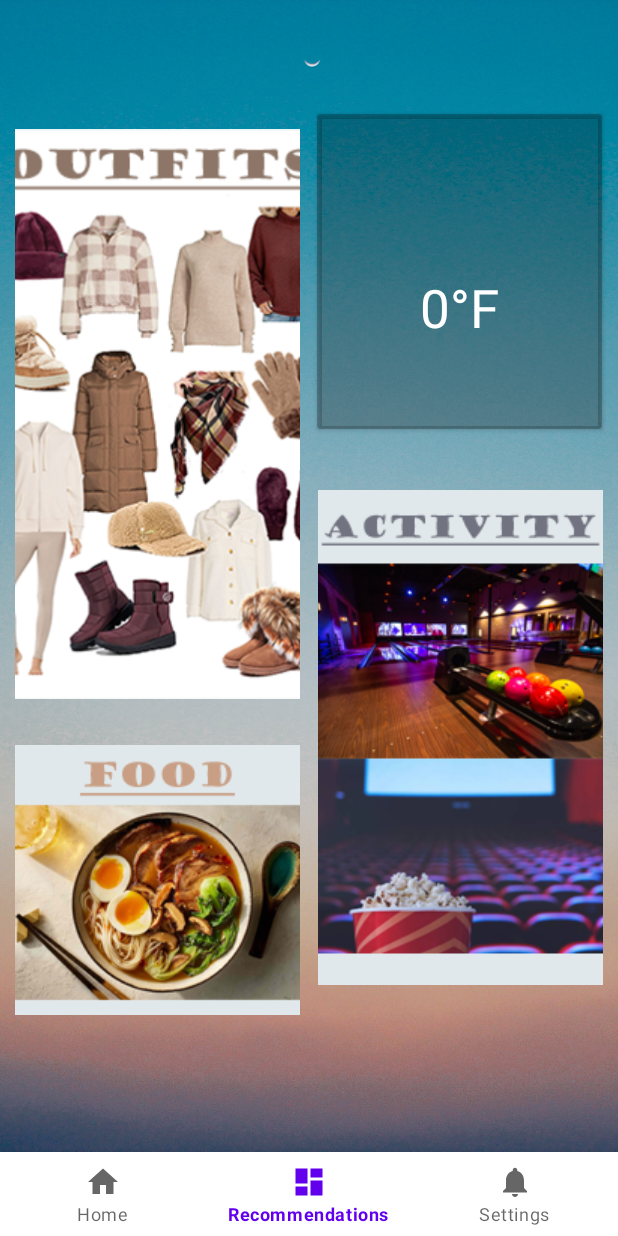
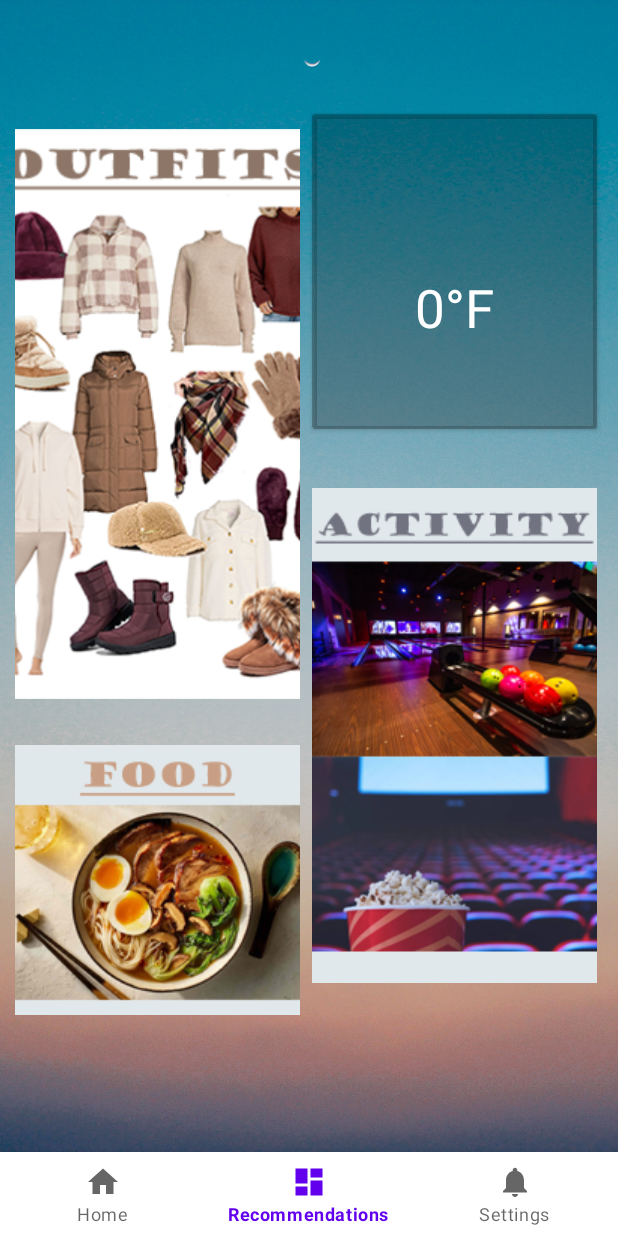
Before and after one commit to DongjunGu/Weather-4cast, an Android app: the RecommendationFragment screen opened through its navigation route, on a phone screen of 412 x 824 dp. Run offline under Robolectric (Android 15) with nearby library versions, the phone set to English and light mode, and no system bars; our stand-ins replace Volley, navigation-ui; 14 statements that could not run were skipped.

Commit message:
Changed hardcoding

```diff
--- a/app/src/main/java/com/mobileapp/a4cast/ui/settings/SettingsFragment.java
+++ b/app/src/main/java/com/mobileapp/a4cast/ui/settings/SettingsFragment.java
@@ -115,9 +115,9 @@ public class SettingsFragment extends Fragment {
                 progress = progress - 20;
                 Log.d("DEBUG", "SETTING SEEKBAR: " + progress);
                 if(progress >= 0) {
-                    personalTempText.setText("+"+Integer.toString(progress));
+                    personalTempText.setText("+"+Integer.toString(progress)+"℉");
                 } else {
-                    personalTempText.setText(Integer.toString(progress));
+                    personalTempText.setText(Integer.toString(progress)+"℉");
                 }
 
                 GlobalData.getInstance().setPersonalTemp(progress);
--- a/app/src/main/res/layout/activity_recyclerview.xml
+++ b/app/src/main/res/layout/activity_recyclerview.xml
@@ -37,7 +37,7 @@
                 android:layout_gravity="center"
                 android:layout_marginTop="4dp"
                 android:layout_weight="1"
-                android:text="Amusement Park"
+                android:text="@string/activity_text"
                 android:textColor="@color/white"
                 android:textSize="27sp"
                 android:textStyle="bold"
@@ -55,7 +55,7 @@
                 android:layout_marginTop="8dp"
                 android:layout_marginEnd="8dp"
                 android:layout_weight="1"
-                android:text="Comment"
+                android:text="@string/activity_comment"
                 android:textColor="@color/white"
                 android:textSize="19sp"
                 app:layout_constraintEnd_toEndOf="parent"
@@ -71,7 +71,7 @@
                 android:layout_marginBottom="8dp"
                 android:layout_weight="1"
                 android:backgroundTint="@color/transparent_black"
-                android:text="Near by"
+                android:text="@string/activity_nearby"
                 app:layout_constraintBottom_toBottomOf="parent"
                 app:layout_constraintEnd_toEndOf="parent"
                 app:layout_constraintStart_toStartOf="parent"
--- a/app/src/main/res/layout/clothes_recyclerview.xml
+++ b/app/src/main/res/layout/clothes_recyclerview.xml
@@ -35,7 +35,7 @@
                 android:layout_gravity="center"
                 android:layout_marginStart="16dp"
                 android:layout_weight="1"
-                android:text="Black"
+                android:text="@string/clothes_text"
                 android:textSize="20sp"
                 android:textStyle="bold"
                 android:textColor="@color/white"
@@ -51,7 +51,7 @@
                 android:layout_marginEnd="8dp"
                 android:layout_weight="1"
                 android:backgroundTint="@color/transparent_black"
-                android:text="Shop"
+                android:text="@string/clothes_shop"
                 app:layout_constraintBottom_toBottomOf="parent"
                 app:layout_constraintEnd_toEndOf="parent"
                 app:layout_constraintTop_toTopOf="parent" />
--- a/app/src/main/res/layout/food_recyclerview.xml
+++ b/app/src/main/res/layout/food_recyclerview.xml
@@ -22,7 +22,7 @@
                 android:id="@+id/itemRecipeText"
                 android:layout_width="wrap_content"
                 android:layout_height="wrap_content"
-                android:text="TextView"
+                android:text="@string/food_recipe"
                 android:textSize="15sp"
                 android:textColor="@color/white"
                 app:layout_constraintBottom_toBottomOf="parent"
@@ -49,7 +49,7 @@
                 android:layout_height="wrap_content"
                 android:layout_marginStart="4dp"
                 android:layout_weight="1"
-                android:text="Pot Roast"
+                android:text="@string/food_text"
                 android:textColor="@color/white"
                 android:textSize="27sp"
                 android:textStyle="bold"
--- a/app/src/main/res/layout/fragment_activity.xml
+++ b/app/src/main/res/layout/fragment_activity.xml
@@ -17,7 +17,7 @@
         android:layout_marginEnd="8dp"
         android:layout_marginBottom="8dp"
         android:backgroundTint="@color/transparent_purple"
-        android:text="Back"
+        android:text="@string/back_button"
         app:layout_constraintBottom_toBottomOf="parent"
         app:layout_constraintEnd_toEndOf="parent" />
 
--- a/app/src/main/res/layout/fragment_clothes.xml
+++ b/app/src/main/res/layout/fragment_clothes.xml
@@ -16,7 +16,7 @@
         android:layout_marginEnd="8dp"
         android:layout_marginBottom="8dp"
         android:backgroundTint="@color/transparent_purple"
-        android:text="Back"
+        android:text="@string/back_button"
         app:layout_constraintBottom_toBottomOf="parent"
         app:layout_constraintEnd_toEndOf="parent" />
 
--- a/app/src/main/res/layout/fragment_food.xml
+++ b/app/src/main/res/layout/fragment_food.xml
@@ -16,7 +16,7 @@
         android:layout_marginEnd="8dp"
         android:layout_marginBottom="8dp"
         android:backgroundTint="@color/transparent_purple"
-        android:text="Back"
+        android:text="@string/back_button"
         app:layout_constraintBottom_toBottomOf="parent"
         app:layout_constraintEnd_toEndOf="parent" />
 
--- a/app/src/main/res/layout/fragment_recommendation.xml
+++ b/app/src/main/res/layout/fragment_recommendation.xml
@@ -23,15 +23,15 @@
 
     <ImageButton
         android:id="@+id/activityButton"
+        style="@style/Widget.AppCompat.Button.Borderless"
         android:layout_width="190dp"
         android:layout_height="400dp"
         android:layout_marginStart="8dp"
-        android:layout_marginTop="5dp"
+        android:layout_marginTop="4dp"
         android:layout_marginEnd="10dp"
         android:src="@drawable/activity"
-        style="@style/Widget.AppCompat.Button.Borderless"
         app:layout_constraintEnd_toEndOf="parent"
-        app:layout_constraintHorizontal_bias="1.0"
+        app:layout_constraintHorizontal_bias="0.011"
         app:layout_constraintStart_toEndOf="@+id/foodButton"
         app:layout_constraintTop_toBottomOf="@+id/cardViewReco" />
 
@@ -51,6 +51,8 @@
         android:layout_width="190dp"
         android:layout_height="210dp"
         android:layout_marginTop="20dp"
+        android:layout_marginStart="4dp"
+        android:layout_marginEnd="10dp"
         app:cardBackgroundColor="@color/transparent_black"
         app:layout_constraintEnd_toEndOf="parent"
         app:layout_constraintStart_toEndOf="@+id/outfitButton"
@@ -61,11 +63,25 @@
             android:layout_height="match_parent">
 
             <TextView
+                android:id="@+id/todayText"
+                android:layout_width="wrap_content"
+                android:layout_height="wrap_content"
+                android:layout_marginStart="16dp"
+                android:layout_marginTop="16dp"
+                android:layout_marginEnd="16dp"
+                android:text="@string/today_city"
+                android:textColor="@color/white"
+                android:textSize="35sp"
+                app:layout_constraintEnd_toEndOf="parent"
+                app:layout_constraintStart_toStartOf="parent"
+                app:layout_constraintTop_toTopOf="parent" />
+
+            <TextView
                 android:id="@+id/todayTempText"
                 android:layout_width="wrap_content"
                 android:layout_height="wrap_content"
                 android:layout_marginBottom="16dp"
-                android:text="TODAY:"
+                android:text="@string/today_temp"
                 android:textColor="@color/white"
                 android:textSize="35sp"
                 app:layout_constraintBottom_toBottomOf="parent"
@@ -73,20 +89,6 @@
                 app:layout_constraintStart_toStartOf="parent"
                 app:layout_constraintTop_toBottomOf="@+id/todayText" />
 
-            <TextView
-                android:id="@+id/todayText"
-                android:layout_width="wrap_content"
-                android:layout_height="wrap_content"
-                android:layout_marginStart="16dp"
-                android:layout_marginTop="16dp"
-                android:layout_marginEnd="16dp"
-                android:text="TODAY:"
-                android:textColor="@color/white"
-                android:textSize="35sp"
-                app:layout_constraintEnd_toEndOf="parent"
-                app:layout_constraintStart_toStartOf="parent"
-                app:layout_constraintTop_toTopOf="parent" />
-
         </androidx.constraintlayout.widget.ConstraintLayout>
     </androidx.cardview.widget.CardView>
 
```
Also changed, not shown: app/src/main/res/layout/fragment_home.xml (+7 -7 lines), app/src/main/res/layout/fragment_settings.xml (+5 -5 lines), app/src/main/res/values/strings.xml (+20 -0 lines).
